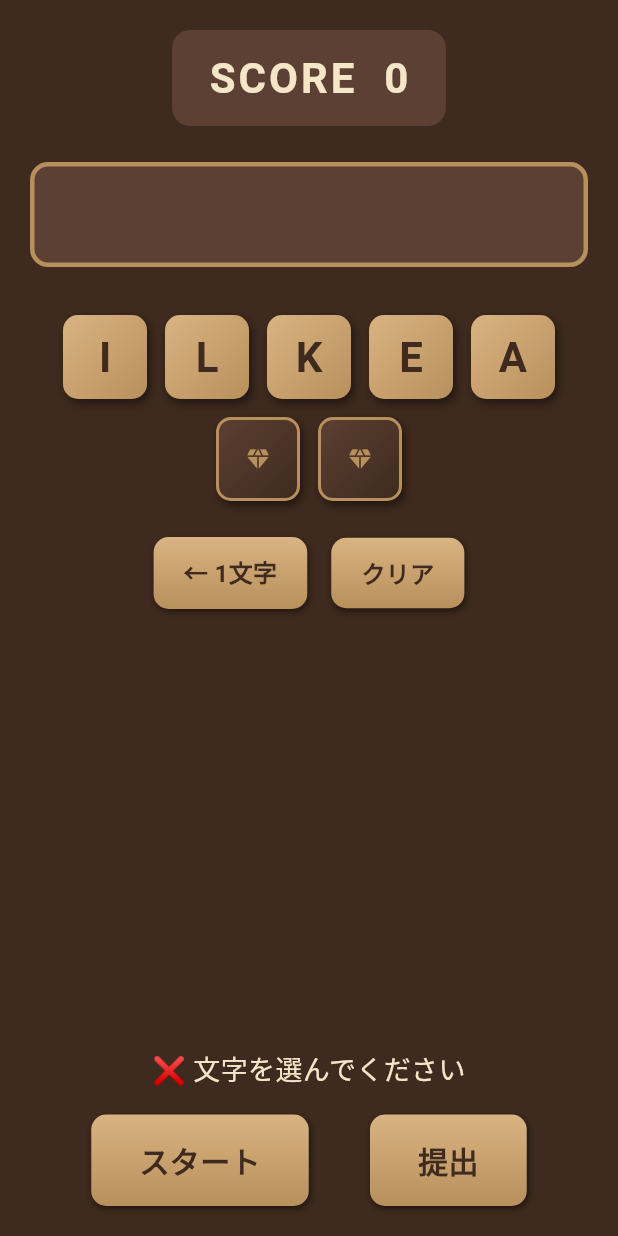
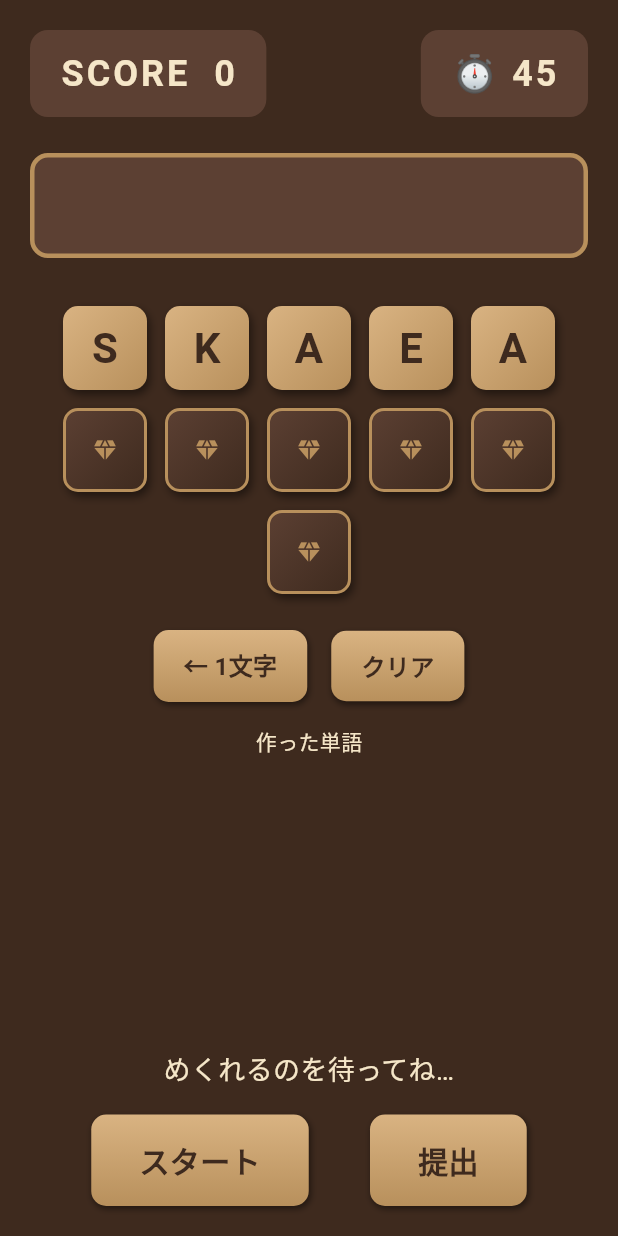
Before and after one commit to geshi13559-png/WordGenerate, a Flutter app: the screen it shows after launch, after a tap on "スタート", after a tap on "提出", on a phone screen of 412 x 824 dp. Run offline on Flutter 3.47's test engine with Material 3 defaults, Android fonts, the phone set to English and light mode, and no system bars; our stand-ins replace flutter_tts; Roboto replaces fonts that are missing (Georgia); statements that could not run were skipped.

Commit message:
Add round timer, word list, and offline word meanings/pronunciation
- 45-second round timer that starts once all tiles finish flipping
- Score now counts words found instead of letters used
- Found words are listed with their Japanese meaning (offline EJDict
  data, CC0) and a tap-to-speak button via flutter_tts
- Increased tile count to 11 and reset timer/words/dictionary state
  on each new round

```diff
--- /dev/null
+++ b/assets/ejdict_LICENSE.txt
@@ -0,0 +1,6 @@
+ejdict.tsv is derived from EJDict (https://github.com/kujirahand/EJDict),
+licensed under CC0 1.0 Universal (Public Domain Dedication).
+See https://creativecommons.org/publicdomain/zero/1.0/ for details.
+
+Entries were filtered to words that also appear in this app's
+assets/words.txt game dictionary, and long definitions were truncated.
--- a/lib/main.dart
+++ b/lib/main.dart
@@ -1,13 +1,20 @@
+import 'dart:async';
 import 'dart:math';
 import 'package:flutter/material.dart';
+import 'package:flutter_tts/flutter_tts.dart';
 import 'services/letter_generator.dart';
+import 'services/translator.dart';
 import 'services/word_validator.dart';
 
 Future<void> main() async {
   WidgetsFlutterBinding.ensureInitialized();
   final validator = WordValidator();
-  await validator.loadDictionary();
-  runApp(WordBattleApp(validator: validator));
+  final translator = Translator();
+  await Future.wait([
+    validator.loadDictionary(),
+    translator.loadDictionary(),
+  ]);
+  runApp(WordBattleApp(validator: validator, translator: translator));
 }
 
 // 木目カラーパレット
@@ -22,7 +29,12 @@ class WoodColors {
 
 class WordBattleApp extends StatelessWidget {
   final WordValidator validator;
-  const WordBattleApp({super.key, required this.validator});
+  final Translator translator;
+  const WordBattleApp({
+    super.key,
+    required this.validator,
+    required this.translator,
+  });
 
   @override
   Widget build(BuildContext context) {
@@ -33,14 +45,19 @@ class WordBattleApp extends StatelessWidget {
         scaffoldBackgroundColor: WoodColors.bg,
         fontFamily: 'Georgia',
       ),
-      home: GameScreen(validator: validator),
+      home: GameScreen(validator: validator, translator: translator),
     );
   }
 }
 
 class GameScreen extends StatefulWidget {
   final WordValidator validator;
-  const GameScreen({super.key, required this.validator});
+  final Translator translator;
+  const GameScreen({
+    super.key,
+    required this.validator,
+    required this.translator,
+  });
 
   @override
   State<GameScreen> createState() => _GameScreenState();
@@ -57,25 +74,44 @@ class _GameScreenState extends State<GameScreen>
   static const _flipInitialDelay = Duration(milliseconds: 250);
 
   late final AnimationController _flipController;
+  final _tts = FlutterTts();
+
+  static const _roundSeconds = 45;
+  Timer? _roundTimer;
+  int _timeLeft = _roundSeconds;
+  bool _roundActive = false; // タイマーが進行中か（全部めくり終わってから時間切れまでtrue）
+  bool _timeUp = false;      // 時間切れになったか
 
   List<String> _letters = [];       // 出たお題の文字
   List<bool> _used = [];            // 各タイルを使用済みか
   List<int> _selectedIndexes = [];  // 選んだタイルの順番（indexで記録）
   final Set<String> _usedWords = {}; // 既に得点に使った単語
+  final List<_FoundWord> _foundWords = []; // 作れた単語（表示用）
   String _message = 'スタートを押してね';
   int _score = 0;
 
   @override
   void initState() {
     super.initState();
-    _flipController = AnimationController(vsync: this, duration: _flipDuration);
+    _tts.setLanguage('en-US');
+    _flipController = AnimationController(vsync: this, duration: _flipDuration)
+      ..addStatusListener((status) {
+        // 全タイルのフリップが完了したタイミングでタイマーを開始する
+        if (status == AnimationStatus.completed) {
+          _beginTimer();
+        }
+      });
   }
 
   @override
   void dispose() {
     _flipController.dispose();
+    _roundTimer?.cancel();
+    _tts.stop();
     super.dispose();
   }
+
+  Future<void> _speak(String word) => _tts.speak(word);
 
   // index番目のタイルが今どれだけフリップしたか（0=裏, 1=表）
   double _flipProgress(int index) {
@@ -89,11 +125,17 @@ class _GameScreenState extends State<GameScreen>
   }
 
   void _startRound() {
+    _roundTimer?.cancel();
     setState(() {
-      _letters = _generator.generate(count: 7);
+      _letters = _generator.generate(count: 11);
       _used = List.filled(_letters.length, false);
       _selectedIndexes = [];
-      _message = 'タイルをタップして単語を作ろう';
+      _usedWords.clear();
+      _foundWords.clear();
+      _timeLeft = _roundSeconds;
+      _roundActive = false; // めくり終わるまではタイマー・操作なし
+      _timeUp = false;
+      _message = 'めくれるのを待ってね…';
     });
     final totalMs = _flipInitialDelay.inMilliseconds +
         _flipDuration.inMilliseconds +
@@ -103,7 +145,28 @@ class _GameScreenState extends State<GameScreen>
       ..forward(from: 0);
   }
 
+  // 全タイルのフリップ完了時（AnimationStatus.completed）に呼ばれる
+  void _beginTimer() {
+    setState(() {
+      _roundActive = true;
+      _message = 'タイルをタップして単語を作ろう';
+    });
+    _roundTimer = Timer.periodic(const Duration(seconds: 1), (timer) {
+      setState(() {
+        _timeLeft--;
+        if (_timeLeft <= 0) {
+          _timeLeft = 0;
+          _roundActive = false;
+          _timeUp = true;
+          _message = '⏰ 時間切れ！ SCORE $_score点';
+          timer.cancel();
+        }
+      });
+    });
+  }
+
   void _tapTile(int index) {
+    if (!_roundActive) return;
     if (_used[index]) return;
     if (_flipProgress(index) < 1.0) return; // めくり終わるまでは選べない
     setState(() {
@@ -137,6 +200,14 @@ class _GameScreenState extends State<GameScreen>
       setState(() => _message = 'まずスタートを押してね');
       return;
     }
+    if (_timeUp) {
+      setState(() => _message = '⏰ 時間切れです。スタートを押してね');
+      return;
+    }
+    if (!_roundActive) {
+      setState(() => _message = 'めくれるのを待ってね…');
+      return;
+    }
     final word = _currentWord;
     final lowerWord = word.toLowerCase();
     final ok = widget.validator.validate(word, _letters);
@@ -146,9 +217,13 @@ class _GameScreenState extends State<GameScreen>
       } else if (_usedWords.contains(lowerWord)) {
         _message = '❌ "$word" はすでに使われました';
       } else if (ok) {
-        _score += word.length;
+        _score += 1;
         _usedWords.add(lowerWord);
-        _message = '⭕️ "$word" 正解！ +${word.length}点';
+        _foundWords.add(_FoundWord(
+          word: word.toUpperCase(),
+          meaning: widget.translator.translate(lowerWord),
+        ));
+        _message = '⭕️ "$word" 正解！ +1点';
       } else {
         _message = '❌ "$word" は無効です';
       }
@@ -164,9 +239,12 @@ class _GameScreenState extends State<GameScreen>
           padding: const EdgeInsets.all(20),
           child: Column(
             children: [
-              // スコア
+              // スコア・タイマー
+              Row(
+                mainAxisAlignment: MainAxisAlignment.spaceBetween,
+                children: [
                   Container(
-                padding: const EdgeInsets.symmetric(horizontal: 24, vertical: 12),
+                    padding: const EdgeInsets.symmetric(horizontal: 20, vertical: 12),
                     decoration: BoxDecoration(
                       color: WoodColors.board,
                       borderRadius: BorderRadius.circular(12),
@@ -174,12 +252,35 @@ class _GameScreenState extends State<GameScreen>
                     child: Text(
                       'SCORE  $_score',
                       style: const TextStyle(
-                    fontSize: 28,
+                        fontSize: 24,
                         color: WoodColors.cream,
                         fontWeight: FontWeight.bold,
                         letterSpacing: 2,
                       ),
                     ),
+                  ),
+                  Container(
+                    padding: const EdgeInsets.symmetric(horizontal: 20, vertical: 12),
+                    decoration: BoxDecoration(
+                      color: WoodColors.board,
+                      borderRadius: BorderRadius.circular(12),
+                      border: _roundActive && _timeLeft <= 10
+                          ? Border.all(color: Colors.redAccent, width: 2)
+                          : null,
+                    ),
+                    child: Text(
+                      '⏱ $_timeLeft',
+                      style: TextStyle(
+                        fontSize: 24,
+                        color: _roundActive && _timeLeft <= 10
+                            ? Colors.redAccent
+                            : WoodColors.cream,
+                        fontWeight: FontWeight.bold,
+                        letterSpacing: 2,
+                      ),
+                    ),
+                  ),
+                ],
               ),
               const SizedBox(height: 24),
 
@@ -235,7 +336,27 @@ class _GameScreenState extends State<GameScreen>
                   _WoodButton(label: 'クリア', onTap: _clear),
                 ],
               ),
-              const Spacer(),
+              const SizedBox(height: 16),
+              const Text(
+                '作った単語',
+                style: TextStyle(color: WoodColors.cream, fontSize: 14),
+              ),
+              const SizedBox(height: 8),
+              Expanded(
+                child: SingleChildScrollView(
+                  child: Wrap(
+                    spacing: 8,
+                    runSpacing: 8,
+                    alignment: WrapAlignment.center,
+                    children: _foundWords
+                        .map((w) => _WordChip(
+                              entry: w,
+                              onSpeak: () => _speak(w.word.toLowerCase()),
+                            ))
+                        .toList(),
+                  ),
+                ),
+              ),
 
               // メッセージ
               Text(
@@ -256,6 +377,68 @@ class _GameScreenState extends State<GameScreen>
             ],
           ),
         ),
+      ),
+    );
+  }
+}
+
+// 作れた単語1つ分のデータ（単語＋日本語訳）
+class _FoundWord {
+  final String word;
+  final String? meaning;
+  const _FoundWord({required this.word, this.meaning});
+}
+
+// 作れた単語1つ分のチップ
+class _WordChip extends StatelessWidget {
+  final _FoundWord entry;
+  final VoidCallback onSpeak;
+  const _WordChip({required this.entry, required this.onSpeak});
+
+  @override
+  Widget build(BuildContext context) {
+    return Container(
+      padding: const EdgeInsets.symmetric(horizontal: 10, vertical: 6),
+      decoration: BoxDecoration(
+        color: WoodColors.board,
+        borderRadius: BorderRadius.circular(8),
+        border: Border.all(color: WoodColors.tileDark, width: 1.5),
+      ),
+      child: Row(
+        mainAxisSize: MainAxisSize.min,
+        children: [
+          GestureDetector(
+            onTap: onSpeak,
+            child: const Icon(
+              Icons.volume_up,
+              size: 16,
+              color: WoodColors.cream,
+            ),
+          ),
+          const SizedBox(width: 6),
+          Column(
+            crossAxisAlignment: CrossAxisAlignment.start,
+            mainAxisSize: MainAxisSize.min,
+            children: [
+              Text(
+                entry.word,
+                style: const TextStyle(
+                  color: WoodColors.cream,
+                  fontWeight: FontWeight.bold,
+                  fontSize: 14,
+                ),
+              ),
+              if (entry.meaning != null)
+                Text(
+                  entry.meaning!,
+                  style: const TextStyle(
+                    color: WoodColors.tile,
+                    fontSize: 11,
+                  ),
+                ),
+            ],
+          ),
+        ],
       ),
     );
   }
--- /dev/null
+++ b/lib/services/translator.dart
@@ -0,0 +1,24 @@
+import 'package:flutter/services.dart';
+
+/// 英単語の日本語訳を引く部品
+class Translator {
+  Map<String, String>? _dict;
+
+  /// 辞書ファイルを読み込む（アプリ起動時に一度だけ呼ぶ）
+  Future<void> loadDictionary() async {
+    final raw = await rootBundle.loadString('assets/ejdict.tsv');
+    final dict = <String, String>{};
+    for (final line in raw.split('\n')) {
+      final tabIndex = line.indexOf('\t');
+      if (tabIndex == -1) continue;
+      final word = line.substring(0, tabIndex).trim().toLowerCase();
+      final meaning = line.substring(tabIndex + 1).trim();
+      if (word.isEmpty || meaning.isEmpty) continue;
+      dict[word] = meaning;
+    }
+    _dict = dict;
+  }
+
+  /// 単語の日本語訳を返す。見つからなければnull
+  String? translate(String word) => _dict?[word.trim().toLowerCase()];
+}
--- a/pubspec.yaml
+++ b/pubspec.yaml
@@ -35,6 +35,9 @@ dependencies:
   # Use with the CupertinoIcons class for iOS style icons.
   cupertino_icons: ^1.0.8
 
+  # 単語の発音読み上げ（端末組み込みTTS、オフラインで動作）
+  flutter_tts: ^4.2.5
+
 dev_dependencies:
   flutter_test:
     sdk: flutter
@@ -58,6 +61,7 @@ flutter:
   uses-material-design: true
   assets:
     - assets/words.txt
+    - assets/ejdict.tsv
 
 
   # To add assets to your application, add an assets section, like this:
```
Also changed, not shown: pubspec.lock, 4 other files. Lines whose indentation alone changed are shown as unchanged.
